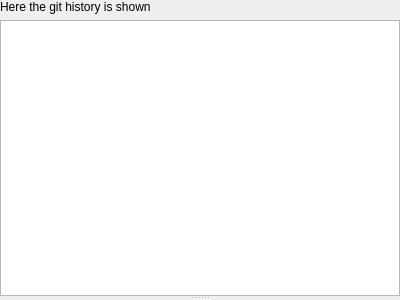
Above: src/plugins/git/GitCommands.ui from diegoiast/qtedit4 before the change. Below: the same form after it.
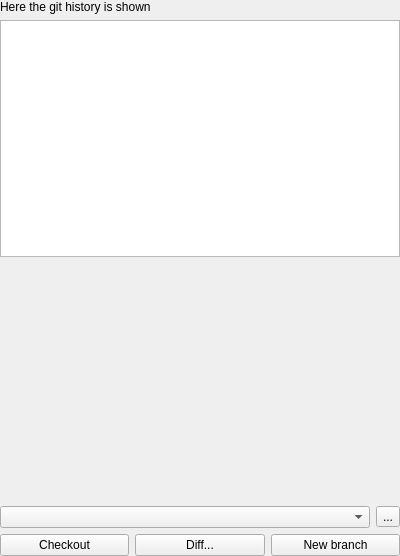
That is the form after the change. Icons and pictures are not drawn.

Commit message:
git: start working on branches
1) Add new UI to show, diff, create branches. Mostly stubbed for now.
2) We can refresh and see the list of branches.
3) Diff against the selected branch is working.
4) Text editor plugin now accepts a new argument - should it fold the
   top level folds (used when diffing a branch).

The edit to the form file:
```diff
--- a/src/plugins/git/GitCommands.ui
+++ b/src/plugins/git/GitCommands.ui
@@ -7,16 +7,13 @@
     <x>0</x>
     <y>0</y>
     <width>400</width>
-    <height>300</height>
+    <height>556</height>
    </rect>
   </property>
   <property name="windowTitle">
    <string>Form</string>
   </property>
-  <layout class="QVBoxLayout" name="verticalLayout_2">
-   <property name="spacing">
-    <number>0</number>
-   </property>
+  <layout class="QVBoxLayout" name="verticalLayout">
    <property name="leftMargin">
     <number>0</number>
    </property>
@@ -30,13 +27,6 @@
     <number>0</number>
    </property>
    <item>
-    <widget class="QSplitter" name="splitter">
-     <property name="orientation">
-      <enum>Qt::Orientation::Vertical</enum>
-     </property>
-     <widget class="QWidget" name="layoutWidget">
-      <layout class="QVBoxLayout" name="verticalLayout">
-       <item>
         <widget class="QLabel" name="label">
          <property name="text">
           <string>Here the git history is shown</string>
@@ -46,8 +36,7 @@
        <item>
         <widget class="QListView" name="listView"/>
        </item>
-      </layout>
-     </widget>
+   <item>
      <widget class="QStackedWidget" name="container">
       <property name="sizePolicy">
        <sizepolicy hsizetype="MinimumExpanding" vsizetype="Minimum">
@@ -56,7 +45,60 @@
        </sizepolicy>
       </property>
      </widget>
-    </widget>
+   </item>
+   <item>
+    <layout class="QHBoxLayout" name="horizontalLayout">
+     <item>
+      <widget class="QComboBox" name="branchListCombo"/>
+     </item>
+     <item>
+      <widget class="QToolButton" name="refreshBranchesButton">
+       <property name="toolTip">
+        <string>Reload branches</string>
+       </property>
+       <property name="text">
+        <string>...</string>
+       </property>
+       <property name="icon">
+        <iconset theme="QIcon::ThemeIcon::ViewRefresh"/>
+       </property>
+      </widget>
+     </item>
+    </layout>
+   </item>
+   <item>
+    <layout class="QHBoxLayout" name="horizontalLayout_2">
+     <item>
+      <widget class="QPushButton" name="checkoutBranchButton">
+       <property name="toolTip">
+        <string>Checkout the selected branch</string>
+       </property>
+       <property name="text">
+        <string>Checkout</string>
+       </property>
+      </widget>
+     </item>
+     <item>
+      <widget class="QPushButton" name="diffBranchButton">
+       <property name="toolTip">
+        <string>diff current branch against selected branch</string>
+       </property>
+       <property name="text">
+        <string>Diff...</string>
+       </property>
+      </widget>
+     </item>
+     <item>
+      <widget class="QPushButton" name="newBranchButton">
+       <property name="toolTip">
+        <string>Create a new local branch</string>
+       </property>
+       <property name="text">
+        <string>New branch</string>
+       </property>
+      </widget>
+     </item>
+    </layout>
    </item>
   </layout>
  </widget>
```
Lines whose indentation alone changed are shown as unchanged. The commit also changes 6 other files.
